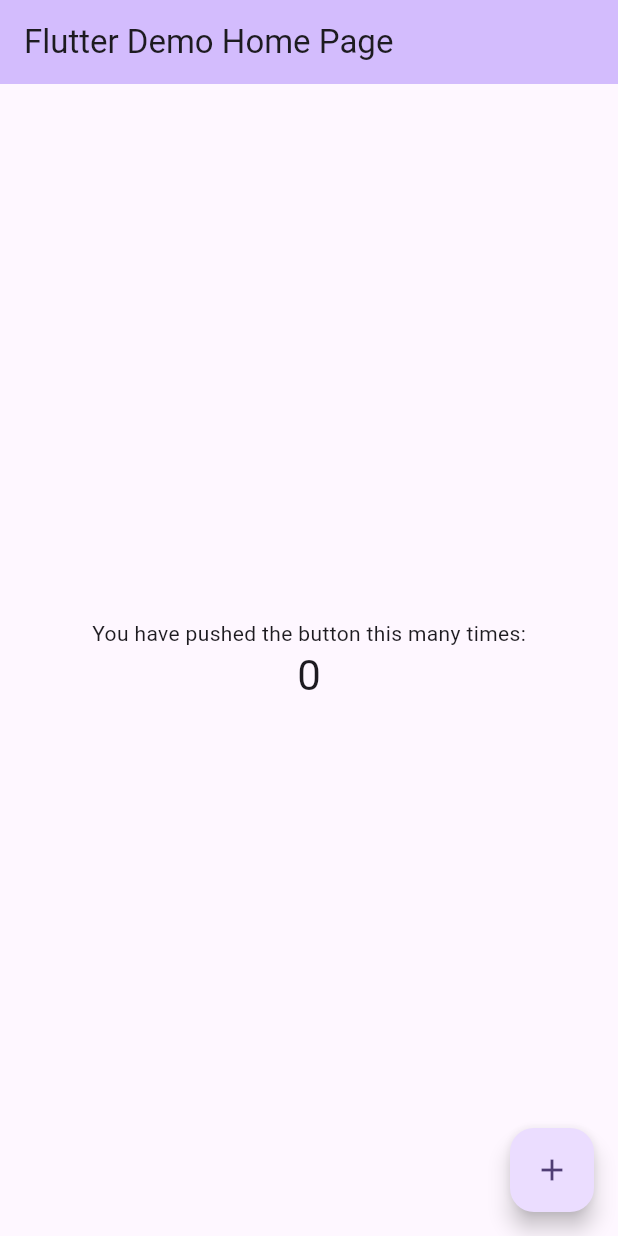
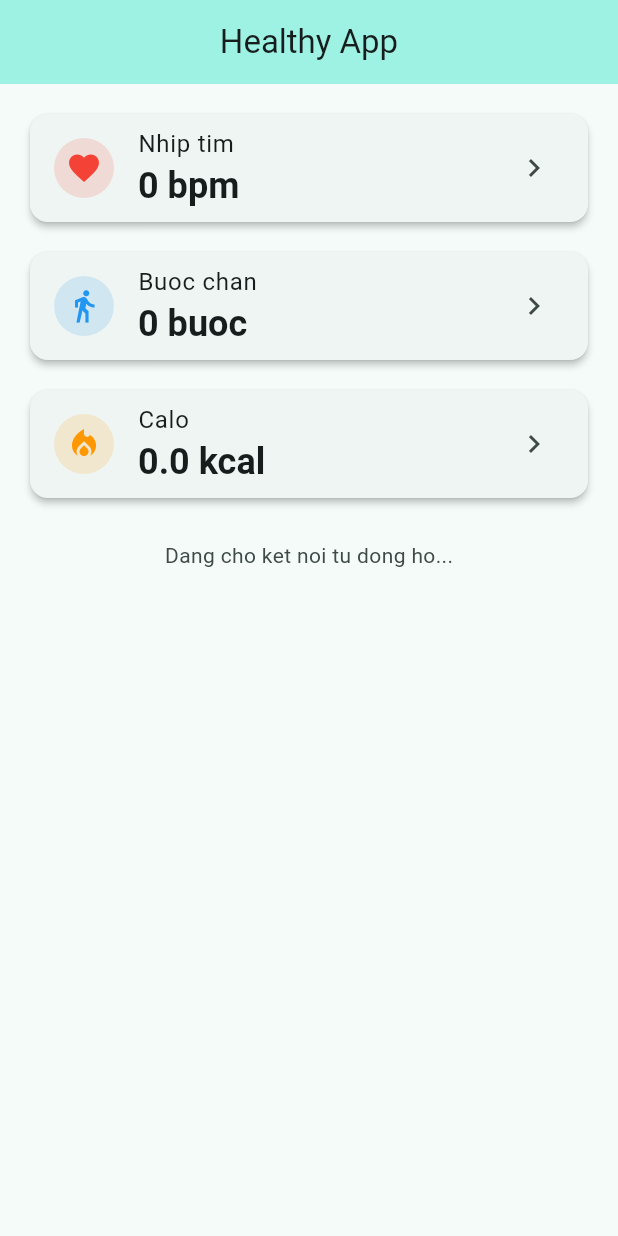
Before and after one commit to thienbaongo200-creator/HealthyApp, a Flutter app: the screen it shows after launch, on a phone screen of 412 x 824 dp. Run offline on Flutter 3.47's test engine with Material 3 defaults, Android fonts, the light colour scheme and no system bars; our stand-ins replace permission_handler.

Commit message:
Connect Wear OS & Phone

```diff
--- a/frontend/lib/main.dart
+++ b/frontend/lib/main.dart
@@ -1,122 +1,205 @@
+import 'dart:async';
+import 'dart:io';
 import 'package:flutter/material.dart';
+import 'package:frontend/services/api_service.dart';
+import 'package:frontend/services/watch_service.dart';
 
 void main() {
-  runApp(const MyApp());
+  WidgetsFlutterBinding.ensureInitialized();
+
+  // Khoi tao Watch listener SAU runApp de dam bao
+  // Flutter engine + plugin registration da san sang
+  runApp(const HealthApp());
 }
 
-class MyApp extends StatelessWidget {
-  const MyApp({super.key});
+class HealthApp extends StatelessWidget {
+  const HealthApp({super.key});
 
-  // This widget is the root of your application.
   @override
   Widget build(BuildContext context) {
     return MaterialApp(
-      title: 'Flutter Demo',
+      title: 'Healthy App',
+      debugShowCheckedModeBanner: false,
       theme: ThemeData(
-        // This is the theme of your application.
-        //
-        // TRY THIS: Try running your application with "flutter run". You'll see
-        // the application has a purple toolbar. Then, without quitting the app,
-        // try changing the seedColor in the colorScheme below to Colors.green
-        // and then invoke "hot reload" (save your changes or press the "hot
-        // reload" button in a Flutter-supported IDE, or press "r" if you used
-        // the command line to start the app).
-        //
-        // Notice that the counter didn't reset back to zero; the application
-        // state is not lost during the reload. To reset the state, use hot
-        // restart instead.
-        //
-        // This works for code too, not just values: Most code changes can be
-        // tested with just a hot reload.
-        colorScheme: .fromSeed(seedColor: Colors.deepPurple),
+        colorScheme: ColorScheme.fromSeed(
+          seedColor: Colors.teal,
+          brightness: Brightness.light,
+        ),
+        useMaterial3: true,
+        appBarTheme: const AppBarTheme(centerTitle: true),
       ),
-      home: const MyHomePage(title: 'Flutter Demo Home Page'),
+      home: const HealthDashboard(),
     );
   }
 }
 
-class MyHomePage extends StatefulWidget {
-  const MyHomePage({super.key, required this.title});
-
-  // This widget is the home page of your application. It is stateful, meaning
-  // that it has a State object (defined below) that contains fields that affect
-  // how it looks.
-
-  // This class is the configuration for the state. It holds the values (in this
-  // case the title) provided by the parent (in this case the App widget) and
-  // used by the build method of the State. Fields in a Widget subclass are
-  // always marked "final".
-
-  final String title;
+class HealthDashboard extends StatefulWidget {
+  const HealthDashboard({super.key});
 
   @override
-  State<MyHomePage> createState() => _MyHomePageState();
+  State<HealthDashboard> createState() => _HealthDashboardState();
 }
 
-class _MyHomePageState extends State<MyHomePage> {
-  int _counter = 0;
+class _HealthDashboardState extends State<HealthDashboard> {
+  int _heartRate = 0;
+  int _steps = 0;
+  double _calories = 0.0;
+  bool _wearConnected = false;
+  late final StreamSubscription<Map<String, dynamic>> _wearSubscription;
 
-  void _incrementCounter() {
-    setState(() {
-      // This call to setState tells the Flutter framework that something has
-      // changed in this State, which causes it to rerun the build method below
-      // so that the display can reflect the updated values. If we changed
-      // _counter without calling setState(), then the build method would not be
-      // called again, and so nothing would appear to happen.
-      _counter++;
+  @override
+  void initState() {
+    super.initState();
+
+    // Lắng nghe dữ liệu từ Wear (HTTP POST /sync từ WatchSenderService)
+    _wearSubscription = WatchService().wearDataStream.listen(
+      (data) {
+        if (!mounted) return;
+
+        final heartRate = data['heartRate'] as int?;
+        final steps = data['steps'] as int?;
+        final calories = (data['calories'] as num?)?.toDouble();
+
+        if (heartRate == null || steps == null || calories == null) {
+          debugPrint('[Phone] Message Wear khong du du lieu: $data');
+          return;
+        }
+
+        setState(() {
+          _wearConnected = true;
+          _heartRate = heartRate;
+          _steps = steps;
+          _calories = calories;
+        });
+
+        // Gui du lieu len API Backend
+        ApiService.sendHealthData(
+          heartRate: heartRate,
+          steps: steps,
+          calories: calories,
+        ).then((success) {
+          if (!success) {
+            debugPrint('[Phone] Dong bo du lieu len API that bai');
+          }
+        });
+      },
+      onError: (error) {
+        debugPrint('[Phone] Loi khi nhan message tu Wear: $error');
+      },
+    );
+
+    // Khoi tao HTTP listener cho WatchSenderService
+    // (chay sau khi UI da dung de server bind san sang truoc khi nhan du lieu)
+    WidgetsBinding.instance.addPostFrameCallback((_) {
+      _initWatchListener();
     });
+  }
+
+  Future<void> _initWatchListener() async {
+    // Trong môi trường test (flutter test), bỏ qua việc bind HttpServer
+    // để tránh tạo Timer pending (idle timeout) gây lỗi "A Timer is still pending".
+    if (Platform.environment.containsKey('FLUTTER_TEST')) {
+      debugPrint('[Phone] Bo qua khoi tao HTTP listener khi dang chay test');
+      return;
+    }
+
+    debugPrint('[Phone] Dang khoi tao Watch listener...');
+    try {
+      await WatchService().initPhoneListener(port: 8080);
+      debugPrint('[Phone] Watch listener da khoi tao thanh cong');
+    } catch (e, st) {
+      debugPrint('[Phone] Loi khoi tao Watch listener: $e\n$st');
+    }
+  }
+
+  @override
+  void dispose() {
+    _wearSubscription.cancel();
+    super.dispose();
   }
 
   @override
   Widget build(BuildContext context) {
-    // This method is rerun every time setState is called, for instance as done
-    // by the _incrementCounter method above.
-    //
-    // The Flutter framework has been optimized to make rerunning build methods
-    // fast, so that you can just rebuild anything that needs updating rather
-    // than having to individually change instances of widgets.
+    final theme = Theme.of(context);
+
     return Scaffold(
       appBar: AppBar(
-        // TRY THIS: Try changing the color here to a specific color (to
-        // Colors.amber, perhaps?) and trigger a hot reload to see the AppBar
-        // change color while the other colors stay the same.
-        backgroundColor: Theme.of(context).colorScheme.inversePrimary,
-        // Here we take the value from the MyHomePage object that was created by
-        // the App.build method, and use it to set our appbar title.
-        title: Text(widget.title),
+        title: const Text('Healthy App'),
+        backgroundColor: theme.colorScheme.primaryContainer,
       ),
-      body: Center(
-        // Center is a layout widget. It takes a single child and positions it
-        // in the middle of the parent.
-        child: Column(
-          // Column is also a layout widget. It takes a list of children and
-          // arranges them vertically. By default, it sizes itself to fit its
-          // children horizontally, and tries to be as tall as its parent.
-          //
-          // Column has various properties to control how it sizes itself and
-          // how it positions its children. Here we use mainAxisAlignment to
-          // center the children vertically; the main axis here is the vertical
-          // axis because Columns are vertical (the cross axis would be
-          // horizontal).
-          //
-          // TRY THIS: Invoke "debug painting" (choose the "Toggle Debug Paint"
-          // action in the IDE, or press "p" in the console), to see the
-          // wireframe for each widget.
-          mainAxisAlignment: .center,
+      body: RefreshIndicator(
+        onRefresh: _refreshData,
+        child: ListView(
+          padding: const EdgeInsets.all(16),
           children: [
-            const Text('You have pushed the button this many times:'),
-            Text(
-              '$_counter',
-              style: Theme.of(context).textTheme.headlineMedium,
+            _buildMetricCard(
+              icon: Icons.favorite,
+              label: 'Nhip tim',
+              value: '$_heartRate',
+              unit: 'bpm',
+              color: Colors.red,
+            ),
+            const SizedBox(height: 12),
+            _buildMetricCard(
+              icon: Icons.directions_walk,
+              label: 'Buoc chan',
+              value: '$_steps',
+              unit: 'buoc',
+              color: Colors.blue,
+            ),
+            const SizedBox(height: 12),
+            _buildMetricCard(
+              icon: Icons.local_fire_department,
+              label: 'Calo',
+              value: _calories.toStringAsFixed(1),
+              unit: 'kcal',
+              color: Colors.orange,
+            ),
+            const SizedBox(height: 24),
+            Center(
+              child: Text(
+                _wearConnected
+                    ? 'Da ket noi voi dong ho'
+                    : 'Dang cho ket noi tu dong ho...',
+                style: theme.textTheme.bodyMedium?.copyWith(
+                  color: theme.colorScheme.onSurfaceVariant,
+                ),
+              ),
             ),
           ],
         ),
       ),
-      floatingActionButton: FloatingActionButton(
-        onPressed: _incrementCounter,
-        tooltip: 'Increment',
-        child: const Icon(Icons.add),
+    );
+  }
+
+  Widget _buildMetricCard({
+    required IconData icon,
+    required String label,
+    required String value,
+    required String unit,
+    required Color color,
+  }) {
+    return Card(
+      elevation: 2,
+      child: ListTile(
+        leading: CircleAvatar(
+          backgroundColor: color.withValues(alpha: 0.15),
+          child: Icon(icon, color: color),
+        ),
+        title: Text(label),
+        subtitle: Text(
+          '$value $unit',
+          style: Theme.of(
+            context,
+          ).textTheme.headlineSmall?.copyWith(fontWeight: FontWeight.bold),
+        ),
+        trailing: const Icon(Icons.chevron_right),
       ),
     );
   }
+
+  Future<void> _refreshData() async {
+    // Chi la gia lap pull-to-refresh nhe nhang
+    await Future.delayed(const Duration(milliseconds: 500));
+  }
 }
--- /dev/null
+++ b/frontend/lib/services/api_service.dart
@@ -0,0 +1,37 @@
+import 'dart:convert';
+import 'dart:developer' as developer;
+import 'package:http/http.dart' as http;
+
+class ApiService {
+  // 10.0.2.2 là địa chỉ IP localhost của máy chủ host từ góc nhìn của Android Emulator
+  static const String baseUrl = 'http://10.0.2.2:8000/api';
+
+  static Future<bool> sendHealthData({
+    required int heartRate,
+    required int steps,
+    required double calories,
+  }) async {
+    try {
+      final response = await http.post(
+        Uri.parse('$baseUrl/health/'),
+        headers: {'Content-Type': 'application/json'},
+        body: jsonEncode({
+          'heart_rate': heartRate,
+          'steps': steps,
+          'calories': calories,
+        }),
+      );
+
+      if (response.statusCode == 201) {
+        developer.log('[API] Đã lưu bản ghi sức khỏe lên Django thành công!', name: 'ApiService');
+        return true;
+      } else {
+        developer.log('[API] Lỗi server: ${response.body}', name: 'ApiService', level: 900);
+        return false;
+      }
+    } catch (e, st) {
+      developer.log('[API] Lỗi kết nối API: $e', name: 'ApiService', level: 1000, error: e, stackTrace: st);
+      return false;
+    }
+  }
+}
--- a/frontend/pubspec.yaml
+++ b/frontend/pubspec.yaml
@@ -30,6 +30,10 @@ environment:
 dependencies:
   flutter:
     sdk: flutter
+  http: ^1.2.0                    # Gọi API Django
+  watch_connectivity: ^0.2.2      # Kết nối Phone <-> Watch
+  pedometer: ^4.0.1               # Đo bước chân
+  permission_handler: ^12.0.3    # Quản lý quyền truy cập
 
   # The following adds the Cupertino Icons font to your application.
   # Use with the CupertinoIcons class for iOS style icons.
```
Also changed, not shown: frontend/lib/main_wear.dart (added, +174 -0 lines), frontend/lib/services/watch_sender_service.dart (added, +31 -0 lines), frontend/lib/services/watch_service.dart (added, +61 -0 lines), frontend/pubspec.lock, 5 other files.
